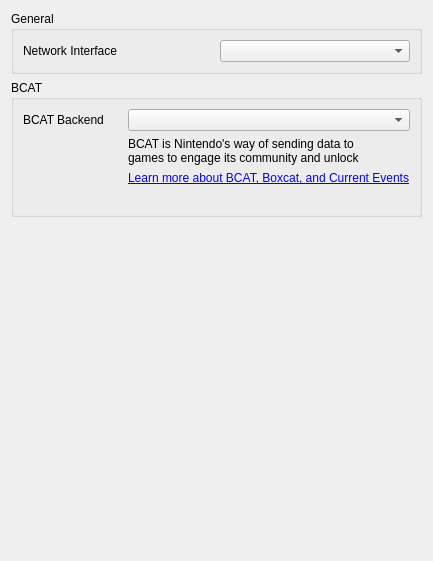
Qt form src/yuzu/configuration/configure_network.ui (QuantumGhost/yuzu) before a commit.
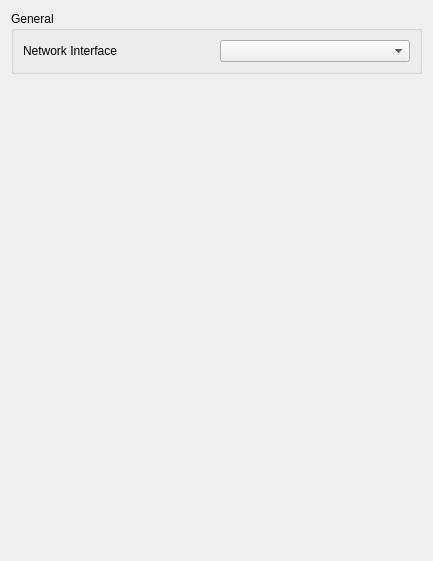
The same form after that commit.

```diff
--- a/src/yuzu/configuration/configure_network.ui
+++ b/src/yuzu/configuration/configure_network.ui
@@ -35,92 +35,6 @@
        </layout>
       </widget>
      </item>
-     <item>
-      <widget class="QGroupBox" name="groupBox">
-       <property name="title">
-        <string>BCAT</string>
-       </property>
-       <layout class="QGridLayout" name="gridLayout">
-        <item row="3" column="0">
-         <widget class="QLabel" name="bcat_empty_header">
-          <property name="text">
-           <string/>
-          </property>
-          <property name="alignment">
-           <set>Qt::AlignLeading|Qt::AlignLeft|Qt::AlignTop</set>
-          </property>
-          <property name="wordWrap">
-           <bool>true</bool>
-          </property>
-         </widget>
-        </item>
-        <item row="0" column="0">
-         <widget class="QLabel" name="label">
-          <property name="maximumSize">
-           <size>
-            <width>16777215</width>
-            <height>16777215</height>
-           </size>
-          </property>
-          <property name="text">
-           <string>BCAT Backend</string>
-          </property>
-         </widget>
-        </item>
-        <item row="1" column="1" colspan="2">
-         <widget class="QLabel" name="label_2">
-          <property name="maximumSize">
-           <size>
-            <width>260</width>
-            <height>16777215</height>
-           </size>
-          </property>
-          <property name="text">
-           <string>BCAT is Nintendo's way of sending data to games to engage its community and unlock additional content.</string>
-          </property>
-          <property name="wordWrap">
-           <bool>true</bool>
-          </property>
-         </widget>
-        </item>
-        <item row="2" column="1" colspan="2">
-         <widget class="QLabel" name="label_3">
-          <property name="text">
-           <string>&lt;html&gt;&lt;head/&gt;&lt;body&gt;&lt;p&gt;&lt;a href=&quot;https://yuzu-emu.org/help/feature/boxcat&quot;&gt;&lt;span style=&quot; text-decoration: underline; color:#0000ff;&quot;&gt;Learn more about BCAT, Boxcat, and Current Events&lt;/span&gt;&lt;/a&gt;&lt;/p&gt;&lt;/body&gt;&lt;/html&gt;</string>
-          </property>
-          <property name="openExternalLinks">
-           <bool>true</bool>
-          </property>
-         </widget>
-        </item>
-        <item row="0" column="1" colspan="2">
-         <widget class="QComboBox" name="bcat_source"/>
-        </item>
-        <item row="3" column="1" colspan="2">
-         <widget class="QLabel" name="bcat_empty_label">
-          <property name="enabled">
-           <bool>true</bool>
-          </property>
-          <property name="maximumSize">
-           <size>
-            <width>260</width>
-            <height>16777215</height>
-           </size>
-          </property>
-          <property name="text">
-           <string/>
-          </property>
-          <property name="alignment">
-           <set>Qt::AlignLeading|Qt::AlignLeft|Qt::AlignTop</set>
-          </property>
-          <property name="wordWrap">
-           <bool>true</bool>
-          </property>
-         </widget>
-        </item>
-       </layout>
-      </widget>
-     </item>
     </layout>
    </item>
    <item>
```
